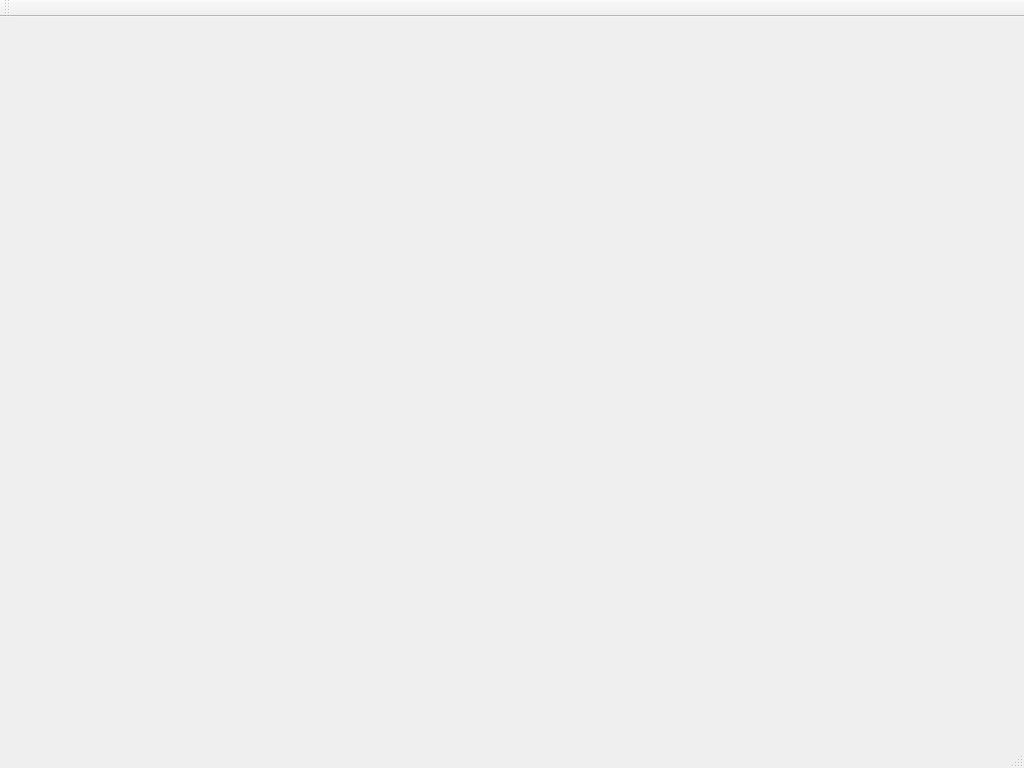
This is mainwindow.ui in twardakm/TheReaper-Autonomous as Qt 5 draws it before an edit. The edited form follows.
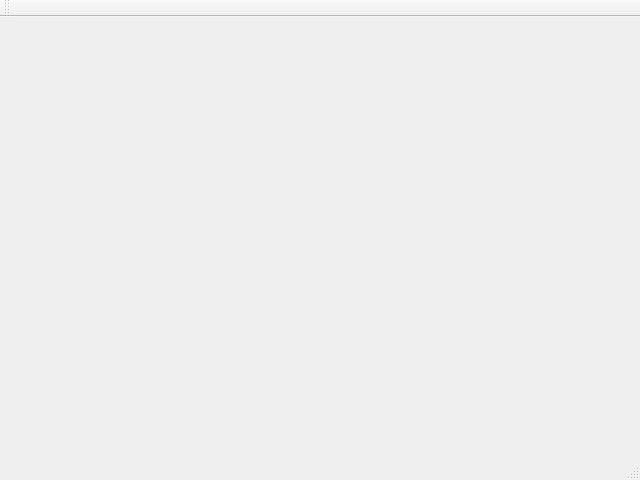
This is the edited form.

```diff
--- a/mainwindow.ui
+++ b/mainwindow.ui
@@ -6,20 +6,20 @@
    <rect>
     <x>0</x>
     <y>0</y>
-    <width>1024</width>
-    <height>768</height>
+    <width>640</width>
+    <height>480</height>
    </rect>
   </property>
   <property name="minimumSize">
    <size>
-    <width>1024</width>
-    <height>768</height>
+    <width>640</width>
+    <height>480</height>
    </size>
   </property>
   <property name="maximumSize">
    <size>
-    <width>1024</width>
-    <height>768</height>
+    <width>640</width>
+    <height>480</height>
    </size>
   </property>
   <property name="windowTitle">
```
Left out of the diff: 30 changed lines with no effect on the pictures.
